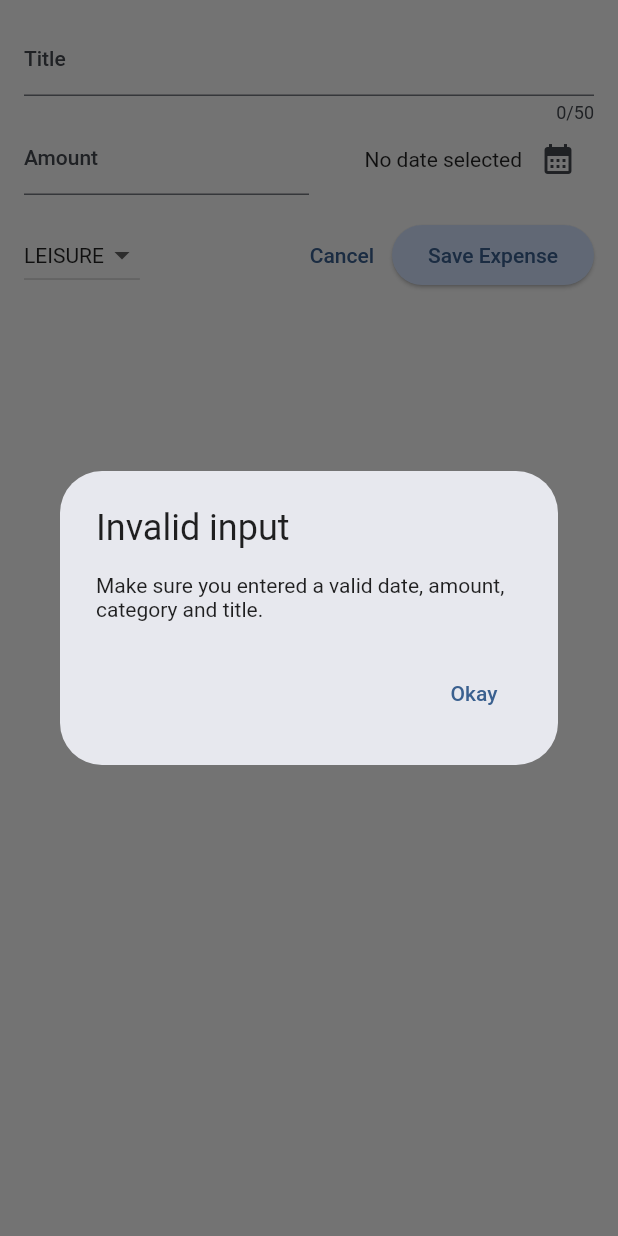
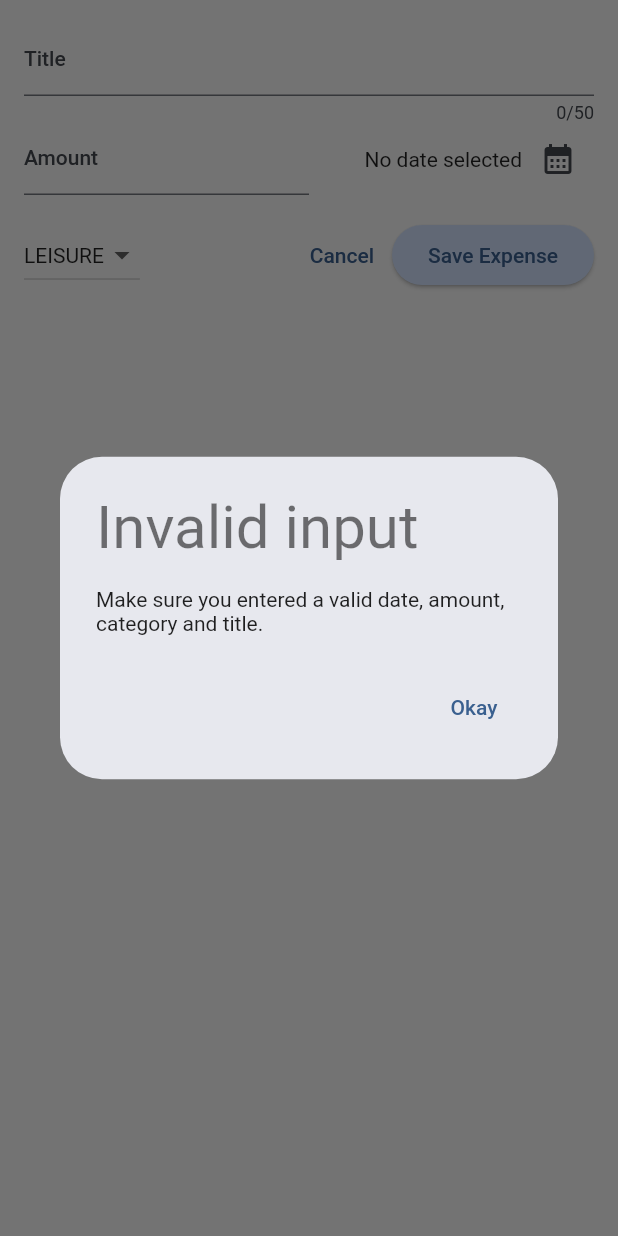
Before and after one commit to ndizihiwesimon/expense_tracker, a Flutter app: the NewExpense widget shown alone on an empty page, opened directly with empty values, after a tap on "Save Expense", on a phone screen of 412 x 824 dp. Run offline on Flutter 3.47's test engine with Material 2 defaults, Android fonts, the phone set to English and light mode, and no system bars.

```diff
--- a/lib/widgets/new_expense.dart
+++ b/lib/widgets/new_expense.dart
@@ -45,7 +45,10 @@ class _NewExpenseState extends State<NewExpense> {
       showDialog(
         context: context,
         builder: (ctx) => AlertDialog(
-          title: const Text('Invalid input'),
+          title: Text(
+            'Invalid input',
+            style: Theme.of(context).textTheme.headlineLarge,
+          ),
           content: const Text(
               "Make sure you entered a valid date, amount, category and title."),
           actions: [
```
Also changed, not shown: lib/main.dart (+9 -1 lines), lib/widgets/expenses.dart (+14 -6 lines).
